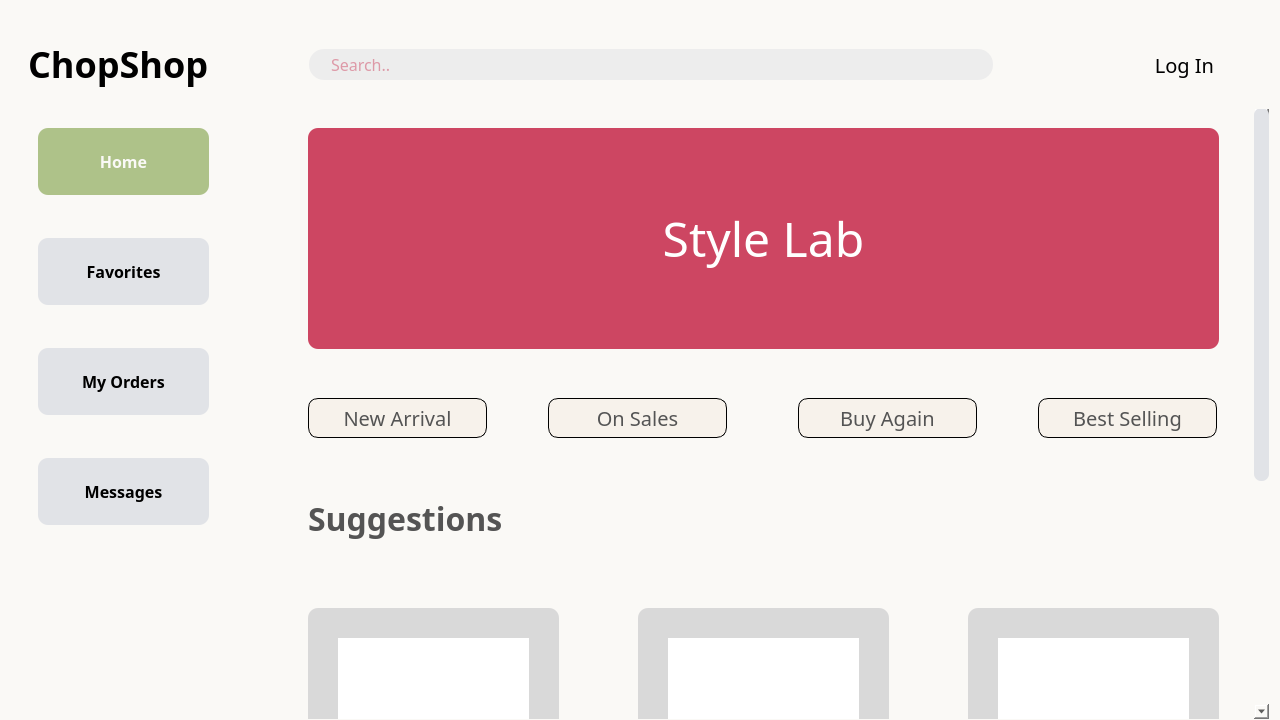
The window that app/template/homepage/Homepage_newres.ui (shoviper/ChobShop) describes before a commit, drawn with Qt 5.
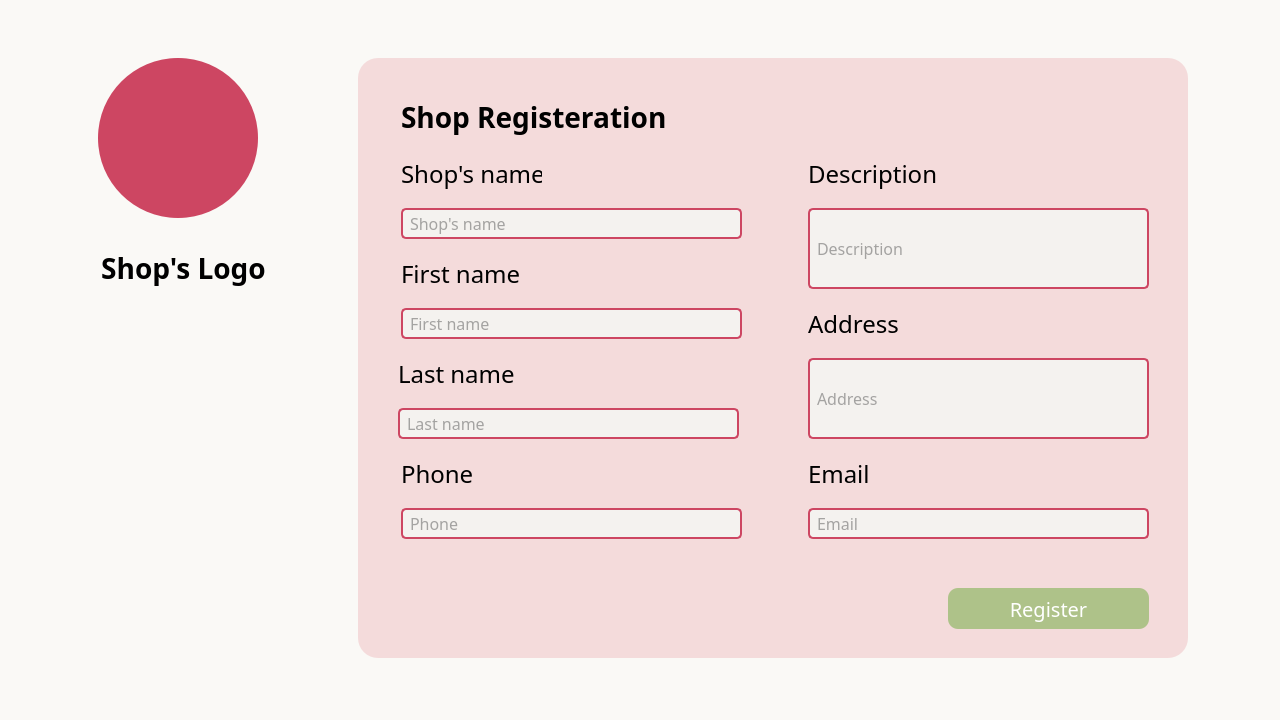
The same window after the commit. The open tabs and pages were chosen to show the change. Icons and pictures are not drawn.

Diff of the .ui file:
```diff
--- a/app/template/homepage/Homepage_newres.ui
+++ b/app/template/homepage/Homepage_newres.ui
@@ -2062,6 +2062,510 @@
      </item>
     </layout>
    </widget>
+   <widget class="QWidget" name="adminwidget">
+    <widget class="QWidget" name="gridLayoutWidget_2">
+     <property name="geometry">
+      <rect>
+       <x>-1</x>
+       <y>-1</y>
+       <width>1281</width>
+       <height>721</height>
+      </rect>
+     </property>
+     <layout class="QGridLayout" name="gridLayout_adminwidget">
+      <item row="0" column="0">
+       <widget class="QStackedWidget" name="stackedWidget_adminwidget">
+        <widget class="QWidget" name="adminregisterpage">
+         <widget class="QPushButton" name="backbutton_adminregister">
+          <property name="geometry">
+           <rect>
+            <x>20</x>
+            <y>30</y>
+            <width>20</width>
+            <height>31</height>
+           </rect>
+          </property>
+          <property name="styleSheet">
+           <string notr="true">border: none;
+image: url(:/pic/realimages/backhomoe.png);</string>
+          </property>
+          <property name="text">
+           <string/>
+          </property>
+         </widget>
+         <widget class="QWidget" name="adminregistercontainer" native="true">
+          <property name="geometry">
+           <rect>
+            <x>60</x>
+            <y>60</y>
+            <width>1160</width>
+            <height>630</height>
+           </rect>
+          </property>
+          <property name="styleSheet">
+           <string notr="true">background: #FAF9F6;</string>
+          </property>
+          <widget class="QWidget" name="textboxeditcontainer_2" native="true">
+           <property name="geometry">
+            <rect>
+             <x>300</x>
+             <y>0</y>
+             <width>830</width>
+             <height>600</height>
+            </rect>
+           </property>
+           <property name="styleSheet">
+            <string notr="true">border-radius: 20px;
+background: #F4DBDB;</string>
+           </property>
+           <widget class="QLabel" name="shopregisterationlabel">
+            <property name="geometry">
+             <rect>
+              <x>43</x>
+              <y>34</y>
+              <width>281</width>
+              <height>51</height>
+             </rect>
+            </property>
+            <property name="styleSheet">
+             <string notr="true">color: #000;
+
+font-family: Suwannaphum;
+font-size: 28px;
+font-style: normal;
+font-weight: 700;
+line-height: normal;</string>
+            </property>
+            <property name="text">
+             <string>Shop Registeration</string>
+            </property>
+           </widget>
+           <widget class="QLabel" name="shopnamelabel">
+            <property name="geometry">
+             <rect>
+              <x>43</x>
+              <y>100</y>
+              <width>141</width>
+              <height>31</height>
+             </rect>
+            </property>
+            <property name="styleSheet">
+             <string notr="true">color: #000;
+
+font-family: Suwannaphum;
+font-size: 24px;
+font-style: normal;
+font-weight: 400;
+line-height: normal;</string>
+            </property>
+            <property name="text">
+             <string>Shop's name</string>
+            </property>
+           </widget>
+           <widget class="QLabel" name="fisrtnamelabel_admin">
+            <property name="geometry">
+             <rect>
+              <x>43</x>
+              <y>200</y>
+              <width>121</width>
+              <height>31</height>
+             </rect>
+            </property>
+            <property name="styleSheet">
+             <string notr="true">color: #000;
+
+font-family: Suwannaphum;
+font-size: 24px;
+font-style: normal;
+font-weight: 400;
+line-height: normal;</string>
+            </property>
+            <property name="text">
+             <string>First name</string>
+            </property>
+           </widget>
+           <widget class="QLabel" name="lastnamelabel_admin">
+            <property name="geometry">
+             <rect>
+              <x>40</x>
+              <y>300</y>
+              <width>121</width>
+              <height>31</height>
+             </rect>
+            </property>
+            <property name="styleSheet">
+             <string notr="true">color: #000;
+
+font-family: Suwannaphum;
+font-size: 24px;
+font-style: normal;
+font-weight: 400;
+line-height: normal;</string>
+            </property>
+            <property name="text">
+             <string>Last name</string>
+            </property>
+           </widget>
+           <widget class="QLabel" name="addresslabel_admin">
+            <property name="geometry">
+             <rect>
+              <x>450</x>
+              <y>250</y>
+              <width>121</width>
+              <height>31</height>
+             </rect>
+            </property>
+            <property name="styleSheet">
+             <string notr="true">color: #000;
+
+font-family: Suwannaphum;
+font-size: 24px;
+font-style: normal;
+font-weight: 400;
+line-height: normal;</string>
+            </property>
+            <property name="text">
+             <string>Address</string>
+            </property>
+           </widget>
+           <widget class="QLabel" name="phonelabel_admin">
+            <property name="geometry">
+             <rect>
+              <x>43</x>
+              <y>400</y>
+              <width>121</width>
+              <height>31</height>
+             </rect>
+            </property>
+            <property name="styleSheet">
+             <string notr="true">color: #000;
+
+font-family: Suwannaphum;
+font-size: 24px;
+font-style: normal;
+font-weight: 400;
+line-height: normal;</string>
+            </property>
+            <property name="text">
+             <string>Phone</string>
+            </property>
+           </widget>
+           <widget class="QLabel" name="emaillabel_admin">
+            <property name="geometry">
+             <rect>
+              <x>450</x>
+              <y>400</y>
+              <width>121</width>
+              <height>31</height>
+             </rect>
+            </property>
+            <property name="styleSheet">
+             <string notr="true">color: #000;
+
+font-family: Suwannaphum;
+font-size: 24px;
+font-style: normal;
+font-weight: 400;
+line-height: normal;</string>
+            </property>
+            <property name="text">
+             <string>Email</string>
+            </property>
+           </widget>
+           <widget class="QLineEdit" name="shopnamebox">
+            <property name="geometry">
+             <rect>
+              <x>43</x>
+              <y>150</y>
+              <width>341</width>
+              <height>31</height>
+             </rect>
+            </property>
+            <property name="styleSheet">
+             <string notr="true">border-radius: 5px;
+border: 2px solid #CD4662;
+background: #F4F2EF;
+color: #545454;
+font-family: Suwannaphum;
+font-size: 16px;
+font-style: normal;
+font-weight: 400;
+line-height: normal;
+padding: 0 5px;</string>
+            </property>
+            <property name="text">
+             <string/>
+            </property>
+            <property name="placeholderText">
+             <string>Shop's name</string>
+            </property>
+           </widget>
+           <widget class="QLineEdit" name="firstnamebox_admin">
+            <property name="geometry">
+             <rect>
+              <x>43</x>
+              <y>250</y>
+              <width>341</width>
+              <height>31</height>
+             </rect>
+            </property>
+            <property name="styleSheet">
+             <string notr="true">border-radius: 5px;
+border: 2px solid #CD4662;
+background: #F4F2EF;
+color: #545454;
+font-family: Suwannaphum;
+font-size: 16px;
+font-style: normal;
+font-weight: 400;
+line-height: normal;
+padding: 0 5px;</string>
+            </property>
+            <property name="text">
+             <string/>
+            </property>
+            <property name="placeholderText">
+             <string>First name</string>
+            </property>
+           </widget>
+           <widget class="QLineEdit" name="phonebox_admin">
+            <property name="geometry">
+             <rect>
+              <x>43</x>
+              <y>450</y>
+              <width>341</width>
+              <height>31</height>
+             </rect>
+            </property>
+            <property name="styleSheet">
+             <string notr="true">border-radius: 5px;
+border: 2px solid #CD4662;
+background: #F4F2EF;
+color: #545454;
+font-family: Suwannaphum;
+font-size: 16px;
+font-style: normal;
+font-weight: 400;
+line-height: normal;
+padding: 0 5px;</string>
+            </property>
+            <property name="text">
+             <string/>
+            </property>
+            <property name="placeholderText">
+             <string>Phone</string>
+            </property>
+           </widget>
+           <widget class="QLineEdit" name="lastnamebox_admin">
+            <property name="geometry">
+             <rect>
+              <x>40</x>
+              <y>350</y>
+              <width>341</width>
+              <height>31</height>
+             </rect>
+            </property>
+            <property name="styleSheet">
+             <string notr="true">border-radius: 5px;
+border: 2px solid #CD4662;
+background: #F4F2EF;
+color: #545454;
+font-family: Suwannaphum;
+font-size: 16px;
+font-style: normal;
+font-weight: 400;
+line-height: normal;
+padding: 0 5px;</string>
+            </property>
+            <property name="text">
+             <string/>
+            </property>
+            <property name="placeholderText">
+             <string>Last name</string>
+            </property>
+           </widget>
+           <widget class="QLineEdit" name="emailbox_admin">
+            <property name="geometry">
+             <rect>
+              <x>450</x>
+              <y>450</y>
+              <width>341</width>
+              <height>31</height>
+             </rect>
+            </property>
+            <property name="styleSheet">
+             <string notr="true">border-radius: 5px;
+border: 2px solid #CD4662;
+background: #F4F2EF;
+color: #545454;
+font-family: Suwannaphum;
+font-size: 16px;
+font-style: normal;
+font-weight: 400;
+line-height: normal;
+padding: 0 5px;</string>
+            </property>
+            <property name="text">
+             <string/>
+            </property>
+            <property name="placeholderText">
+             <string>Email</string>
+            </property>
+           </widget>
+           <widget class="QPushButton" name="adminregisterbutton">
+            <property name="geometry">
+             <rect>
+              <x>590</x>
+              <y>530</y>
+              <width>201</width>
+              <height>41</height>
+             </rect>
+            </property>
+            <property name="styleSheet">
+             <string notr="true">color: #FFF;
+background: #AEC289;
+text-align: center;
+font-family: Suwannaphum;
+font-size: 20px;
+font-style: normal;
+font-weight: 400;
+line-height: normal;
+border-radius: 10px;</string>
+            </property>
+            <property name="text">
+             <string>Register</string>
+            </property>
+           </widget>
+           <widget class="QLineEdit" name="descriptionbox_admin">
+            <property name="geometry">
+             <rect>
+              <x>450</x>
+              <y>150</y>
+              <width>341</width>
+              <height>81</height>
+             </rect>
+            </property>
+            <property name="styleSheet">
+             <string notr="true">border-radius: 5px;
+border: 2px solid #CD4662;
+background: #F4F2EF;
+color: #545454;
+font-family: Suwannaphum;
+font-size: 16px;
+font-style: normal;
+font-weight: 400;
+line-height: normal;
+padding: 0 5px;</string>
+            </property>
+            <property name="text">
+             <string/>
+            </property>
+            <property name="placeholderText">
+             <string>Description</string>
+            </property>
+           </widget>
+           <widget class="QLabel" name="shopdescriptionlabel">
+            <property name="geometry">
+             <rect>
+              <x>450</x>
+              <y>100</y>
+              <width>141</width>
+              <height>31</height>
+             </rect>
+            </property>
+            <property name="styleSheet">
+             <string notr="true">color: #000;
+
+font-family: Suwannaphum;
+font-size: 24px;
+font-style: normal;
+font-weight: 400;
+line-height: normal;</string>
+            </property>
+            <property name="text">
+             <string>Description</string>
+            </property>
+           </widget>
+           <widget class="QLineEdit" name="addressbox_admin">
+            <property name="geometry">
+             <rect>
+              <x>450</x>
+              <y>300</y>
+              <width>341</width>
+              <height>81</height>
+             </rect>
+            </property>
+            <property name="styleSheet">
+             <string notr="true">border-radius: 5px;
+border: 2px solid #CD4662;
+background: #F4F2EF;
+color: #545454;
+font-family: Suwannaphum;
+font-size: 16px;
+font-style: normal;
+font-weight: 400;
+line-height: normal;
+padding: 0 5px;</string>
+            </property>
+            <property name="text">
+             <string/>
+            </property>
+            <property name="placeholderText">
+             <string>Address</string>
+            </property>
+           </widget>
+          </widget>
+          <widget class="QLabel" name="editshoppic">
+           <property name="geometry">
+            <rect>
+             <x>40</x>
+             <y>0</y>
+             <width>160</width>
+             <height>160</height>
+            </rect>
+           </property>
+           <property name="styleSheet">
+            <string notr="true">border: none;
+border-radius: 80px;
+background: #cd4662;</string>
+           </property>
+           <property name="text">
+            <string/>
+           </property>
+          </widget>
+          <widget class="QLabel" name="shoplogolabel">
+           <property name="geometry">
+            <rect>
+             <x>40</x>
+             <y>190</y>
+             <width>171</width>
+             <height>41</height>
+            </rect>
+           </property>
+           <property name="styleSheet">
+            <string notr="true">color: #000;
+text-align: center;
+font-family: Suwannaphum;
+font-size: 28px;
+font-style: normal;
+font-weight: 700;
+line-height: normal;</string>
+           </property>
+           <property name="text">
+            <string>Shop's Logo</string>
+           </property>
+           <property name="alignment">
+            <set>Qt::AlignCenter</set>
+           </property>
+          </widget>
+         </widget>
+        </widget>
+        <widget class="QWidget" name="page_2"/>
+       </widget>
+      </item>
+     </layout>
+    </widget>
+   </widget>
    <widget class="QWidget" name="editprofile">
     <property name="styleSheet">
      <string notr="true">background: #FAF9F6;</string>
```
